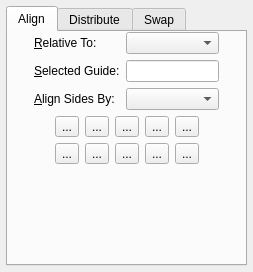
Qt form scribus/ui/aligndistribute.ui (scribusproject/scribus) before a commit.
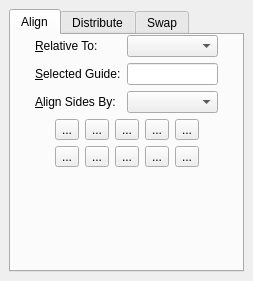
The same form after that commit. Custom widgets are drawn as their Qt base class.

Commit message: Fixed Bug 1348: "Dockable dialogs" for all dialogs for which it makes sense.

Diff of the .ui file:
```diff
--- a/scribus/ui/aligndistribute.ui
+++ b/scribus/ui/aligndistribute.ui
@@ -1,31 +1,20 @@
 <?xml version="1.0" encoding="UTF-8"?>
 <ui version="4.0">
  <class>AlignDistribute</class>
- <widget class="ScrPaletteBase" name="AlignDistribute">
-  <property name="enabled">
-   <bool>true</bool>
-  </property>
+ <widget class="ScDockPalette" name="AlignDistribute">
   <property name="geometry">
    <rect>
     <x>0</x>
     <y>0</y>
     <width>253</width>
-    <height>272</height>
+    <height>281</height>
    </rect>
   </property>
-  <property name="minimumSize">
-   <size>
-    <width>0</width>
-    <height>0</height>
-   </size>
+  <property name="windowTitle">
+   <string>DockWidget</string>
   </property>
-  <layout class="QVBoxLayout">
-   <property name="spacing">
-    <number>5</number>
-   </property>
-   <property name="margin">
-    <number>6</number>
-   </property>
+  <widget class="QWidget" name="dockWidgetContents">
+   <layout class="QVBoxLayout" name="verticalLayout_3">
    <item>
     <widget class="QTabWidget" name="tabWidget">
      <property name="currentIndex">
@@ -40,7 +29,7 @@
         <number>0</number>
        </property>
        <item>
-        <layout class="QHBoxLayout">
+         <layout class="QHBoxLayout" name="_2">
          <item>
           <spacer>
            <property name="orientation">
@@ -58,7 +47,7 @@
           </spacer>
          </item>
          <item>
-          <layout class="QGridLayout">
+           <layout class="QGridLayout" name="_3">
            <item row="1" column="0">
             <widget class="QLabel" name="alignGuideLabel">
              <property name="text">
@@ -128,7 +117,7 @@
         </layout>
        </item>
        <item>
-        <layout class="QHBoxLayout">
+         <layout class="QHBoxLayout" name="_4">
          <item>
           <spacer>
            <property name="orientation">
@@ -146,7 +135,7 @@
           </spacer>
          </item>
          <item>
-          <layout class="QGridLayout">
+           <layout class="QGridLayout" name="_5">
            <item row="1" column="3">
             <widget class="QToolButton" name="alignBottomInToolButton">
              <property name="text">
@@ -619,7 +608,7 @@
    </item>
   </layout>
  </widget>
- <layoutdefault spacing="6" margin="11"/>
+ </widget>
  <customwidgets>
   <customwidget>
    <class>ScrSpinBox</class>
@@ -627,9 +616,9 @@
    <header>ui/scrspinbox.h</header>
   </customwidget>
   <customwidget>
-   <class>ScrPaletteBase</class>
-   <extends>QWidget</extends>
-   <header>ui/scrpalettebase.h</header>
+   <class>ScDockPalette</class>
+   <extends>QDockWidget</extends>
+   <header>ui/scdockpalette.h</header>
    <container>1</container>
   </customwidget>
  </customwidgets>
```
Left out of the diff: 11 changed lines with no effect on the pictures. Lines whose indentation alone changed are shown as unchanged. The commit also changes 6 other files.
